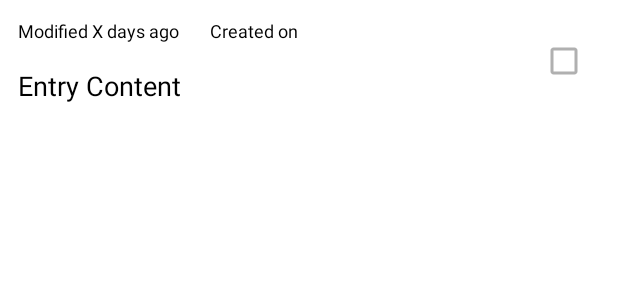
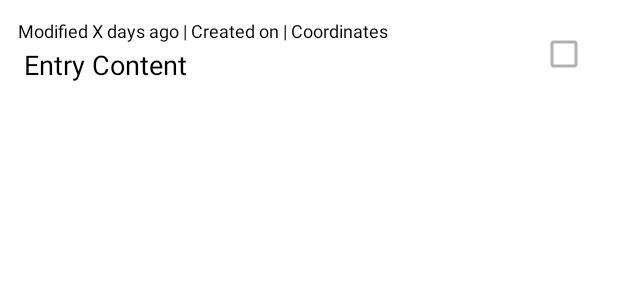
Before and after one commit to jan-mate/Journalize, an Android app: the layout list_item.xml on its own in the app's theme, with its tools: preview values and no code run, on a phone screen of 412 x 824 dp. Shown: the top 300 px of the screen. Run offline under Robolectric (Android 15) with nearby library versions, the phone set to English and light mode, and no system bars.

Commit message:
Tags and coordinates in entry list

```diff
--- a/app/src/main/res/layout/list_item.xml
+++ b/app/src/main/res/layout/list_item.xml
@@ -14,36 +14,39 @@
         android:layout_centerVertical="true"
         android:buttonTint="@color/checkboxTintColor" />
 
+    <!-- Combined TextView for Modified Date, Created Date, and Coordinates -->
     <TextView
         android:id="@+id/entryModifiedDateTextView"
-        android:layout_width="wrap_content"
+        android:layout_width="match_parent"
         android:layout_height="wrap_content"
-        android:text="Modified X days ago"
+        android:text="Modified X days ago | Created on | Coordinates"
         android:textSize="12sp"
         android:textColor="@color/textColor"
         android:layout_alignParentStart="true"
         android:layout_marginEnd="16dp"
-        android:layout_toStartOf="@id/selectCheckBox" />
+        android:layout_toStartOf="@id/selectCheckBox"
+        android:layout_marginBottom="2dp" /> <!-- Added margin for space below -->
 
+    <!-- TextView for displaying tags -->
     <TextView
-        android:id="@+id/entryCreatedDateTextView"
-        android:layout_width="wrap_content"
+        android:id="@+id/entryTagsTextView"
+        android:layout_width="match_parent"
         android:layout_height="wrap_content"
-        android:text="Created on"
+        android:text="Tags"
         android:textSize="12sp"
         android:textColor="@color/textColor"
-        android:layout_toEndOf="@id/entryModifiedDateTextView"
-        android:layout_marginStart="128dp"
-        android:layout_alignBaseline="@id/entryModifiedDateTextView"
+        android:layout_below="@id/entryModifiedDateTextView"
         android:layout_alignParentStart="true"
+        android:layout_marginTop="2dp"
         android:layout_marginEnd="16dp"
-        android:layout_toStartOf="@id/selectCheckBox" />
+        android:layout_toStartOf="@id/selectCheckBox"
+        android:visibility="gone" /> <!-- Default visibility to gone -->
 
     <LinearLayout
         android:id="@+id/imagesContainer"
         android:layout_width="match_parent"
         android:layout_height="wrap_content"
-        android:layout_below="@id/entryModifiedDateTextView"
+        android:layout_below="@id/entryTagsTextView"
         android:orientation="horizontal"
         android:layout_marginTop="8dp"
         android:layout_alignParentStart="true"
@@ -96,12 +99,14 @@
         android:id="@+id/entryContentTextView"
         android:layout_width="match_parent"
         android:layout_height="wrap_content"
-        android:text="Entry Content"
-        android:textSize="18sp"
-        android:textColor="@color/textColor"
         android:layout_below="@id/imagesContainer"
         android:layout_alignParentStart="true"
-        android:layout_marginTop="8dp"
+        android:layout_marginStart="4dp"
+        android:layout_marginTop="-8dp"
         android:layout_marginEnd="16dp"
-        android:layout_toStartOf="@id/selectCheckBox" />
+        android:layout_toStartOf="@id/selectCheckBox"
+        android:text="Entry Content"
+        android:textColor="@color/textColor"
+        android:textSize="18sp" />
+
 </RelativeLayout>
```
Also changed, not shown: app/src/main/java/com/example/journal/EntryListActivity.kt (+21 -16 lines).
